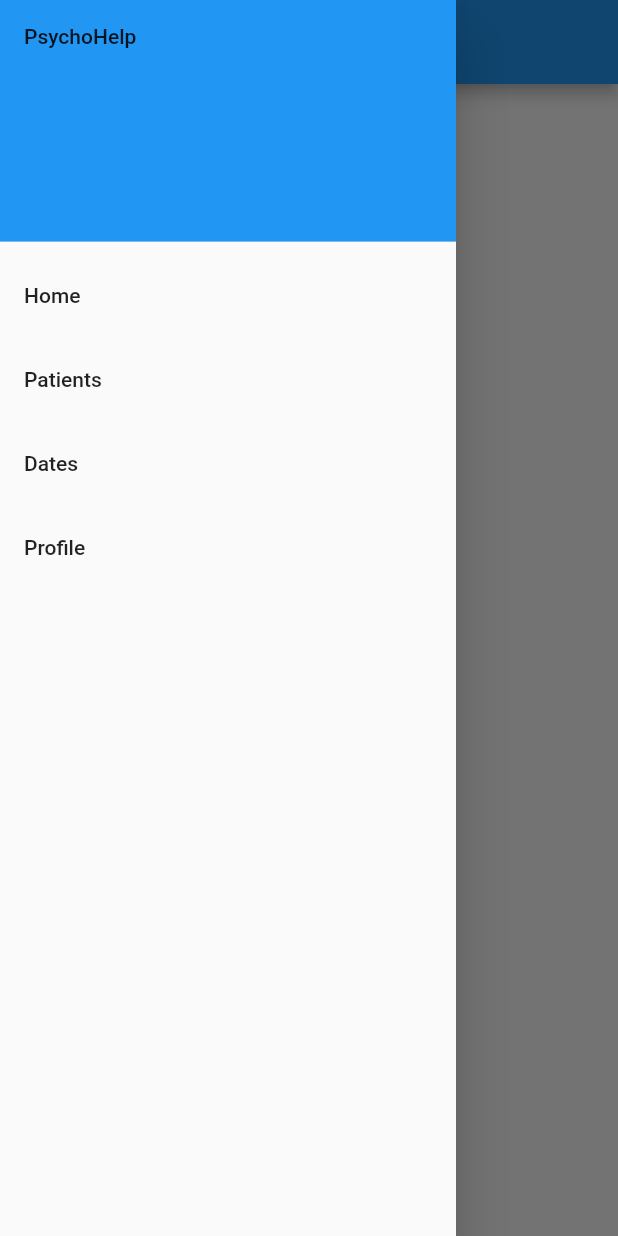
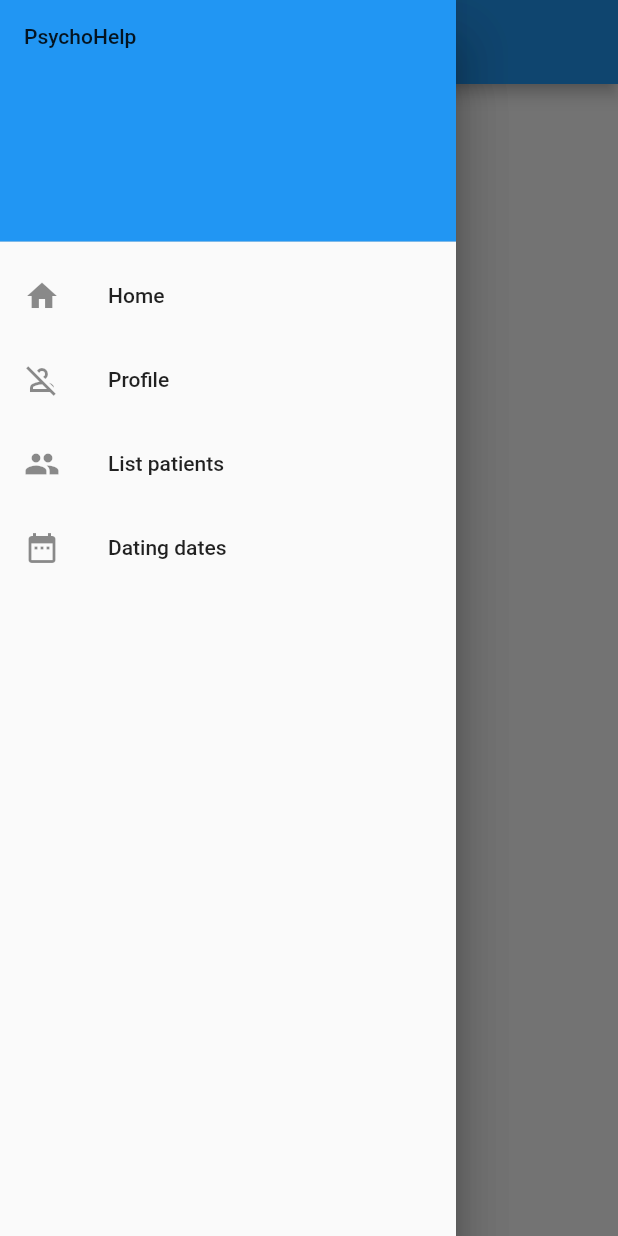
Before and after one commit to PsychoHelp-App-Moviles/psychohelp_app, a Flutter app: the screen it shows after launch, with the side drawer open, on a phone screen of 412 x 824 dp. Run offline on Flutter 3.47's test engine with Material 2 defaults, Android fonts, the phone set to English and light mode, and no system bars.

Commit message:
Create Drawer Home Psycho

```diff
--- a/lib/home.dart
+++ /dev/null
@@ -1,48 +0,0 @@
-import 'package:flutter/material.dart';
-
-class Home extends StatelessWidget {
-  @override
-  Widget build(BuildContext context) {
-    return Scaffold(
-      appBar: AppBar(
-        title: Text('PsychoHelp'),
-      ),
-      drawer: Drawer(
-        child: ListView(
-          children: <Widget>[
-            DrawerHeader(
-              child: Text('PsychoHelp'),
-              decoration: BoxDecoration(
-                color: Colors.blue,
-              ),
-            ),
-            ListTile(
-              title: Text('Home'),
-              onTap: () {
-                Navigator.pop(context);
-              },
-            ),
-            ListTile(
-              title: Text('Patients'),
-              onTap: () {
-                Navigator.pop(context);
-              },
-            ),
-            ListTile(
-              title: Text('Dates'),
-              onTap: () {
-                Navigator.pop(context);
-              },
-            ),
-            ListTile(
-              title: Text('Profile'),
-              onTap: () {
-                Navigator.pop(context);
-              },
-            ),
-          ],
-        ),
-      ),
-    );
-  }
-}
--- a/lib/main.dart
+++ b/lib/main.dart
@@ -1,17 +1,14 @@
 import 'package:flutter/material.dart';
-import 'home.dart';
+import 'package:psychohelp_app/pages/psychologist/dating_dates.dart';
+import 'package:psychohelp_app/pages/psychologist/home_psycho.dart';
+import 'package:psychohelp_app/pages/psychologist/list_patients.dart';
+import 'package:psychohelp_app/pages/psychologist/profile_psycho.dart';
 
-void main() => runApp(MyApp());
-
-class MyApp extends StatelessWidget {
-  @override
-  Widget build(BuildContext context) {
-    return MaterialApp(
-      title: 'PsychoHelp',
-      theme: ThemeData(
-        primarySwatch: Colors.blue,
-      ),
-      home: Home(),
-    );
-  }
+void main() {
+  runApp(
+      new MaterialApp(home: new Home_psycho(), routes: <String, WidgetBuilder>{
+    Dating_dates.routeName: (BuildContext context) => new Dating_dates(),
+    List_patients.routeName: (BuildContext context) => new List_patients(),
+    Profile_psycho.routeName: (BuildContext context) => new Profile_psycho(),
+  }));
 }
--- /dev/null
+++ b/lib/pages/psychologist/dating_dates.dart
@@ -0,0 +1,23 @@
+import 'package:flutter/material.dart';
+
+class Dating_dates extends StatefulWidget {
+  static const String routeName = "/dating_dates";
+  @override
+  State<Dating_dates> createState() => _Dating_datesState();
+}
+
+class _Dating_datesState extends State<Dating_dates> {
+  @override
+  Widget build(BuildContext context) {
+    return Scaffold(
+      appBar: new AppBar(
+        title: new Text("Dating Dates"),
+      ),
+      body: new Container(
+        child: new Center(
+          child: new Text("Dating Dates"),
+        ),
+      ),
+    );
+  }
+}
--- /dev/null
+++ b/lib/pages/psychologist/home_psycho.dart
@@ -0,0 +1,61 @@
+import 'package:flutter/material.dart';
+
+class Home_psycho extends StatefulWidget {
+  @override
+  State<Home_psycho> createState() => _Home_psychoState();
+}
+
+class _Home_psychoState extends State<Home_psycho> {
+  Drawer getDrawer(BuildContext context) {
+    var header = new DrawerHeader(
+      child: new Text("PsychoHelp"),
+      decoration: new BoxDecoration(
+        color: Colors.blue,
+      ),
+    );
+
+    ListTile getItem(Icon icon, String description, String route) {
+      return new ListTile(
+        leading: icon,
+        title: new Text(description),
+        onTap: () {
+          setState(() {
+            Navigator.of(context).pushNamed(route);
+          });
+        },
+      );
+    }
+
+    ListView listView = new ListView(
+      children: <Widget>[
+        header,
+        getItem(new Icon(Icons.home), "Home", "/"),
+        getItem(
+            new Icon(Icons.person_off_outlined), "Profile", "/profile_psycho"),
+        getItem(new Icon(Icons.people), "List patients", "/list_patients"),
+        getItem(new Icon(Icons.date_range), "Dating dates", "/dating_dates"),
+      ],
+    );
+
+    return new Drawer(
+      child: listView,
+    );
+  }
+
+  @override
+  Widget build(BuildContext context) {
+    return new Scaffold(
+      appBar: new AppBar(
+        title: new Text("Home_psycho"),
+      ),
+      body: new Container(
+        child: new Center(
+          child: new Text("Home_psycho"),
+        ),
+      ),
+      drawer: new Drawer(
+        child: getDrawer(context),
+      ),
+    );
+  }
+}
--- /dev/null
+++ b/lib/pages/psychologist/list_patients.dart
@@ -0,0 +1,23 @@
+import 'package:flutter/material.dart';
+
+class List_patients extends StatefulWidget {
+  static const String routeName = "/list_patients";
+  @override
+  State<List_patients> createState() => _List_patientsState();
+}
+
+class _List_patientsState extends State<List_patients> {
+  @override
+  Widget build(BuildContext context) {
+    return Scaffold(
+      appBar: new AppBar(
+        title: new Text("List of Patients"),
+      ),
+      body: new Container(
+        child: new Center(
+          child: new Text("List of Patients"),
+        ),
+      ),
+    );
+  }
+}
--- /dev/null
+++ b/lib/pages/psychologist/profile_psycho.dart
@@ -0,0 +1,23 @@
+import 'package:flutter/material.dart';
+
+class Profile_psycho extends StatefulWidget {
+  static const String routeName = "/profile_psycho";
+  @override
+  State<Profile_psycho> createState() => _Profile_psychoState();
+}
+
+class _Profile_psychoState extends State<Profile_psycho> {
+  @override
+  Widget build(BuildContext context) {
+    return Scaffold(
+      appBar: new AppBar(
+        title: new Text("Profile"),
+      ),
+      body: new Container(
+        child: new Center(
+          child: new Text("Profile"),
+        ),
+      ),
+    );
+  }
+}
--- a/pubspec.yaml
+++ b/pubspec.yaml
@@ -44,7 +44,7 @@ dev_dependencies:
   # activated in the `analysis_options.yaml` file located at the root of your
   # package. See that file for information about deactivating specific lint
   # rules and activating additional ones.
-  flutter_lints: ^2.0.0
+  # flutter_lints: ^2.0.0
 
 # For information on the generic Dart part of this file, see the
 # following page: https://dart.dev/tools/pub/pubspec
```
Also changed, not shown: lib/pages/patient/home_patient.dart (added), pubspec.lock.
